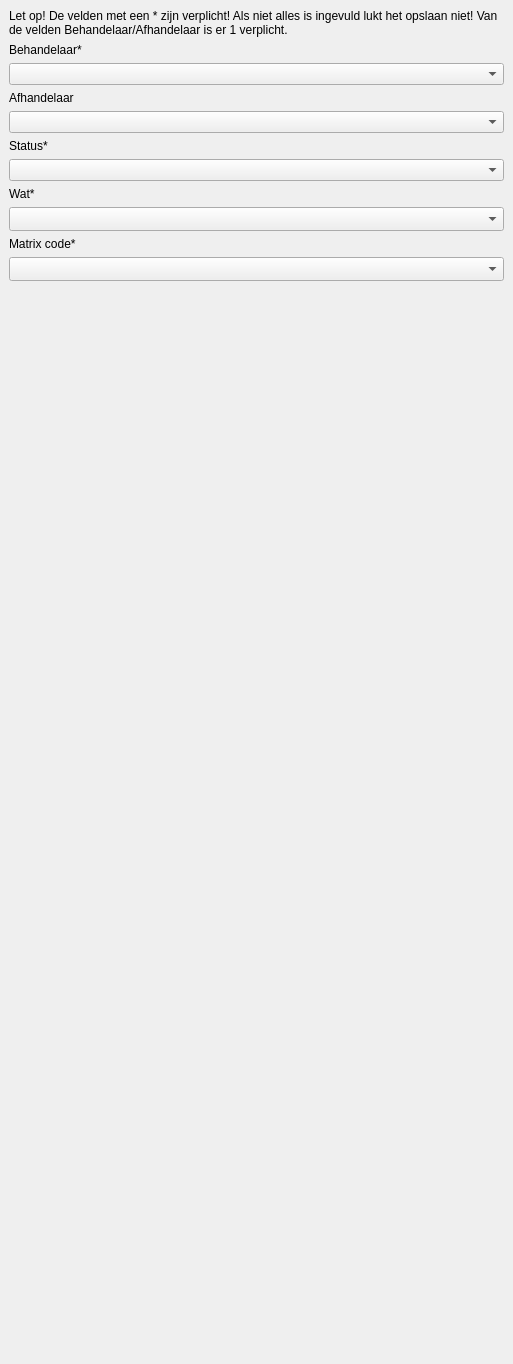
Old version of the form qgis_project/objecten/ui/historie.ui in the repository OIV-NL-QGIS/QGIS_project.
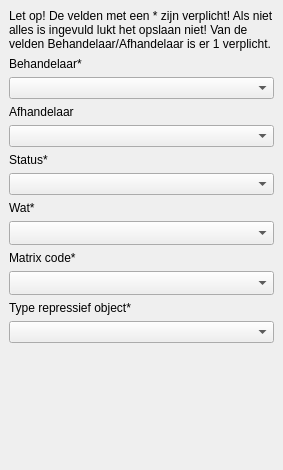
New version of the form.

Commit message:
Add object type to historie
changed three layers to views instead of tables and updatet version of qgis project #11

Patch:
```diff
--- a/qgis_project/objecten/ui/historie.ui
+++ b/qgis_project/objecten/ui/historie.ui
@@ -6,8 +6,8 @@
    <rect>
     <x>0</x>
     <y>0</y>
-    <width>513</width>
-    <height>1364</height>
+    <width>283</width>
+    <height>470</height>
    </rect>
   </property>
   <property name="features">
@@ -178,6 +178,16 @@
         </property>
        </widget>
       </item>
+      <item>
+       <widget class="QLabel" name="label_2">
+        <property name="text">
+         <string>Type repressief object*</string>
+        </property>
+       </widget>
+      </item>
+      <item>
+       <widget class="QComboBox" name="typeobject"/>
+      </item>
       <item>
        <spacer name="verticalSpacer">
         <property name="orientation">
@@ -185,8 +195,8 @@
         </property>
         <property name="sizeHint" stdset="0">
          <size>
-          <width>20</width>
-          <height>40</height>
+          <width>0</width>
+          <height>0</height>
          </size>
         </property>
        </spacer>
```
The commit also changes 1 other file.
